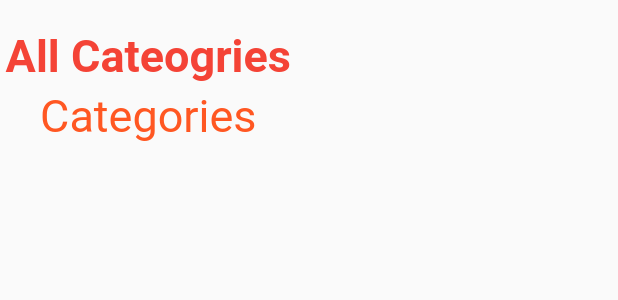
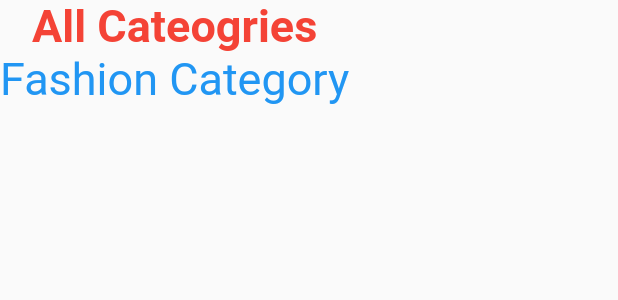
Before and after one commit to MomenF/fashion_app, a Flutter app: what categoryWord() shows on an empty page, opened directly, on a phone screen of 412 x 824 dp. Shown: the top 300 px of the screen. Run offline on Flutter 3.47's test engine with Material 2 defaults, Android fonts, the phone set to English and light mode, and no system bars; drawn by our look-alikes of animated_text_kit; our stand-ins replace bloc, cached_network_image, carousel_pro_nullsafety, firebase_auth, firebase_core, flutter_bloc and 5 more; missing offline and left inert: dart:ffi; accounts and stored records are empty; network calls fail.

```diff
--- a/lib/MainScreens/home.dart
+++ b/lib/MainScreens/home.dart
@@ -251,21 +251,23 @@ class _HomePageState extends State<HomePage>
 
 
 Widget categoryWord() {
-  return Column(
+  return Container(
+    height: 135,
+    child: Column(
       mainAxisAlignment: MainAxisAlignment.start,
         mainAxisSize: MainAxisSize.min,
         children: <Widget>[
-      const SizedBox(width: 20.0, height: 20.0),
+        // const SizedBox(width: 20.0, height: 20.0),
           const Text(
                         'All Cateogries ',
                         textAlign: TextAlign.center,
                         style: TextStyle(
                             fontSize: 30.0 , color: Colors.red , fontWeight: FontWeight.bold),
                       ),
-  const SizedBox(width: 20.0, height: 5.0),
+    // const SizedBox(width: 20.0, height: 5.0),
           DefaultTextStyle(
                 style: const TextStyle(
-                color: Colors.deepOrange,
+                  color: Colors.blue,
                 fontSize: 30.0,
 
 
@@ -275,8 +277,7 @@ Widget categoryWord() {
               repeatForever: true,
               stopPauseOnTap: true,
               animatedTexts: [
-              RotateAnimatedText('Categories'),
-              RotateAnimatedText('Fashion'),
+                RotateAnimatedText('Fashion Category'),
               RotateAnimatedText('Electronic Devices'),
               RotateAnimatedText('Baby Products'),
               RotateAnimatedText('Phone Products',),
@@ -287,6 +288,7 @@ Widget categoryWord() {
                               ),
                               ),
                               ],
+                              ),
   );
                             }
 class TextWordAnimated extends StatelessWidget {
```
Also changed, not shown: lib/Components/AllProductDetails.dart (+6 -5 lines), lib/MainScreens/Login.dart (+89 -76 lines). Lines whose indentation alone changed are shown as unchanged.
